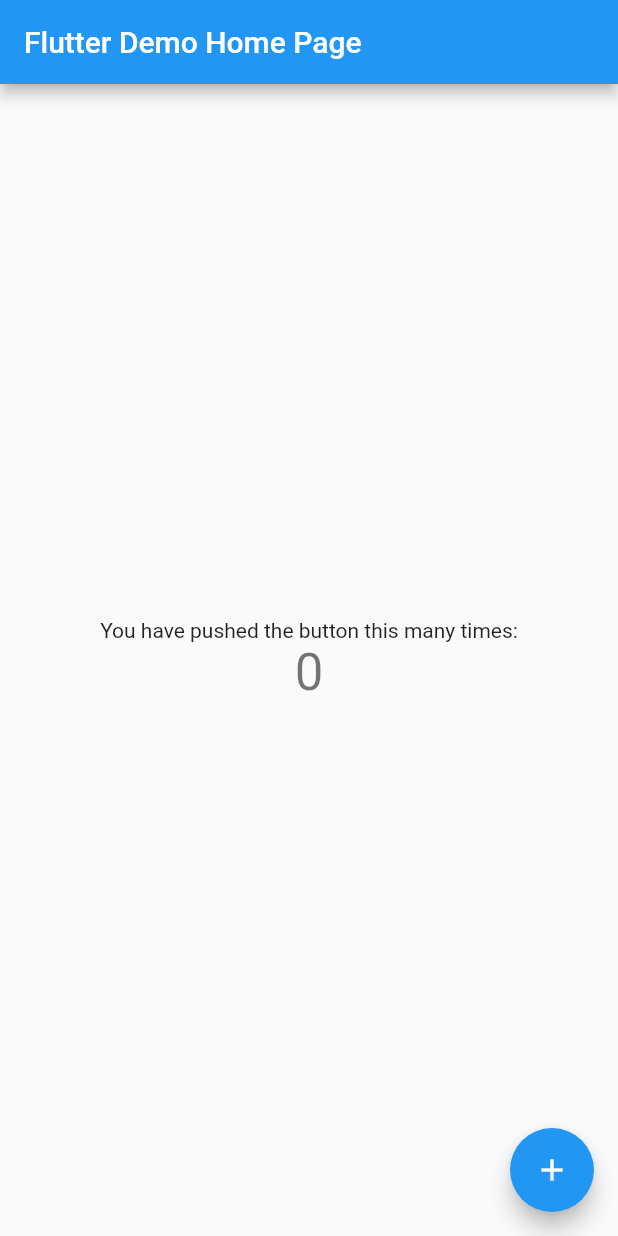
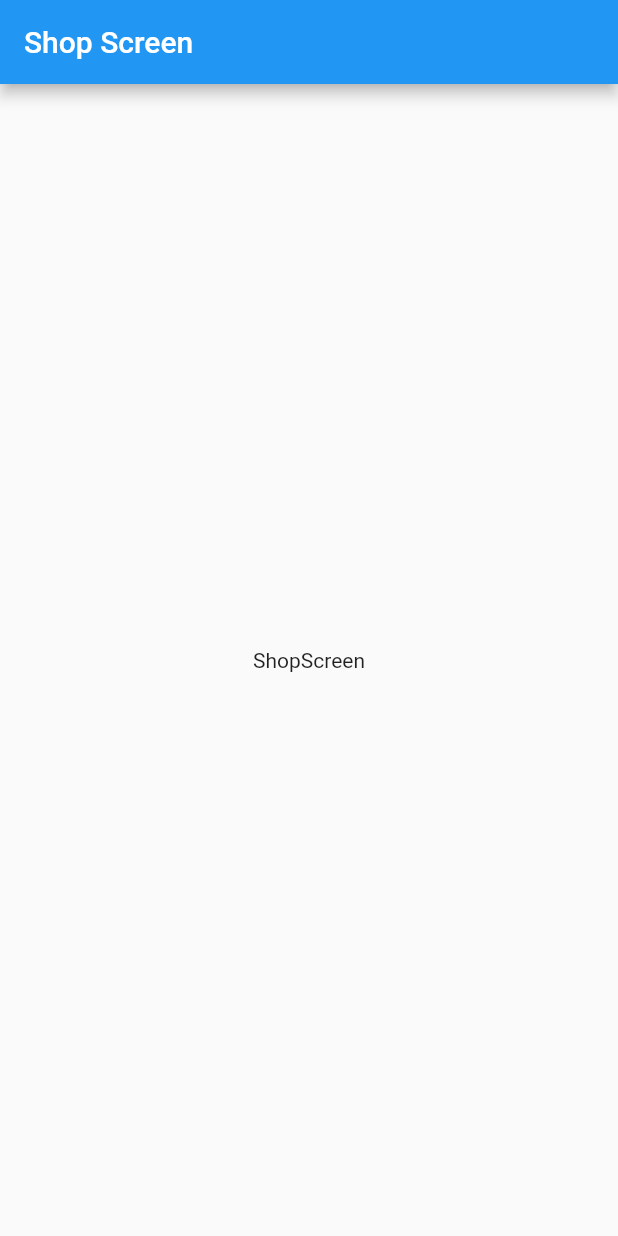
Before and after one commit to SeAliijaz/API-Practice, a Flutter app: the screen it shows after launch, on a phone screen of 412 x 824 dp. Run offline on Flutter 3.47's test engine with Material 2 defaults, Android fonts, the phone set to English and light mode, and no system bars; our stand-ins replace fluttertoast, get.

```diff
--- /dev/null
+++ b/lib/Fake-Shop_API/Screens/shop_screen.dart.dart
@@ -0,0 +1,16 @@
+import 'package:flutter/material.dart';
+
+class ShopScreen extends StatelessWidget {
+  const ShopScreen({Key? key}) : super(key: key);
+  @override
+  Widget build(BuildContext context) {
+    return Scaffold(
+      appBar: AppBar(
+        title: Text('Shop Screen'),
+      ),
+      body: Center(
+        child: Text('ShopScreen'),
+      ),
+    );
+  }
+}
--- a/lib/main.dart
+++ b/lib/main.dart
@@ -1,4 +1,6 @@
+import 'package:api_practice/Fake-Shop_API/Screens/shop_screen.dart.dart';
 import 'package:flutter/material.dart';
+import 'package:get/get.dart';
 
 void main() {
   runApp(const MyApp());
@@ -7,109 +9,11 @@ void main() {
 class MyApp extends StatelessWidget {
   const MyApp({Key? key}) : super(key: key);
 
-  // This widget is the root of your application.
   @override
   Widget build(BuildContext context) {
-    return MaterialApp(
-      title: 'Flutter Demo',
-      theme: ThemeData(
-        // This is the theme of your application.
-        //
-        // Try running your application with "flutter run". You'll see the
-        // application has a blue toolbar. Then, without quitting the app, try
-        // changing the primarySwatch below to Colors.green and then invoke
-        // "hot reload" (press "r" in the console where you ran "flutter run",
-        // or simply save your changes to "hot reload" in a Flutter IDE).
-        // Notice that the counter didn't reset back to zero; the application
-        // is not restarted.
-        primarySwatch: Colors.blue,
-      ),
-      home: const MyHomePage(title: 'Flutter Demo Home Page'),
+    return GetMaterialApp(
+      title: 'API-Practice',
+      home: ShopScreen(),
     );
   }
 }
-
-class MyHomePage extends StatefulWidget {
-  const MyHomePage({Key? key, required this.title}) : super(key: key);
-
-  // This widget is the home page of your application. It is stateful, meaning
-  // that it has a State object (defined below) that contains fields that affect
-  // how it looks.
-
-  // This class is the configuration for the state. It holds the values (in this
-  // case the title) provided by the parent (in this case the App widget) and
-  // used by the build method of the State. Fields in a Widget subclass are
-  // always marked "final".
-
-  final String title;
-
-  @override
-  State<MyHomePage> createState() => _MyHomePageState();
-}
-
-class _MyHomePageState extends State<MyHomePage> {
-  int _counter = 0;
-
-  void _incrementCounter() {
-    setState(() {
-      // This call to setState tells the Flutter framework that something has
-      // changed in this State, which causes it to rerun the build method below
-      // so that the display can reflect the updated values. If we changed
-      // _counter without calling setState(), then the build method would not be
-      // called again, and so nothing would appear to happen.
-      _counter++;
-    });
-  }
-
-  @override
-  Widget build(BuildContext context) {
-    // This method is rerun every time setState is called, for instance as done
-    // by the _incrementCounter method above.
-    //
-    // The Flutter framework has been optimized to make rerunning build methods
-    // fast, so that you can just rebuild anything that needs updating rather
-    // than having to individually change instances of widgets.
-    return Scaffold(
-      appBar: AppBar(
-        // Here we take the value from the MyHomePage object that was created by
-        // the App.build method, and use it to set our appbar title.
-        title: Text(widget.title),
-      ),
-      body: Center(
-        // Center is a layout widget. It takes a single child and positions it
-        // in the middle of the parent.
-        child: Column(
-          // Column is also a layout widget. It takes a list of children and
-          // arranges them vertically. By default, it sizes itself to fit its
-          // children horizontally, and tries to be as tall as its parent.
-          //
-          // Invoke "debug painting" (press "p" in the console, choose the
-          // "Toggle Debug Paint" action from the Flutter Inspector in Android
-          // Studio, or the "Toggle Debug Paint" command in Visual Studio Code)
-          // to see the wireframe for each widget.
-          //
-          // Column has various properties to control how it sizes itself and
-          // how it positions its children. Here we use mainAxisAlignment to
-          // center the children vertically; the main axis here is the vertical
-          // axis because Columns are vertical (the cross axis would be
-          // horizontal).
-          mainAxisAlignment: MainAxisAlignment.center,
-          children: <Widget>[
-            const Text(
-              'You have pushed the button this many times:',
-            ),
-            Text(
-              '$_counter',
-              style: Theme.of(context).textTheme.headline4,
-            ),
-          ],
-        ),
-      ),
-      floatingActionButton: FloatingActionButton(
-        onPressed: _incrementCounter,
-        tooltip: 'Increment',
-        child: const Icon(Icons.add),
-      ), // This trailing comma makes auto-formatting nicer for build methods.
-    );
-  }
-}
```
Also changed, not shown: lib/Fake-Shop_API/Constants/constants.dart (added, +9 -0 lines), lib/Fake-Shop_API/Controllers/product_controllers.dart (added, +27 -0 lines), lib/Fake-Shop_API/Models/product_model.dart (added, +72 -0 lines), lib/Fake-Shop_API/Services/http_services.dart (added, +20 -0 lines), pubspec.yaml (+8 -17 lines), pubspec.lock, 1 other file.
